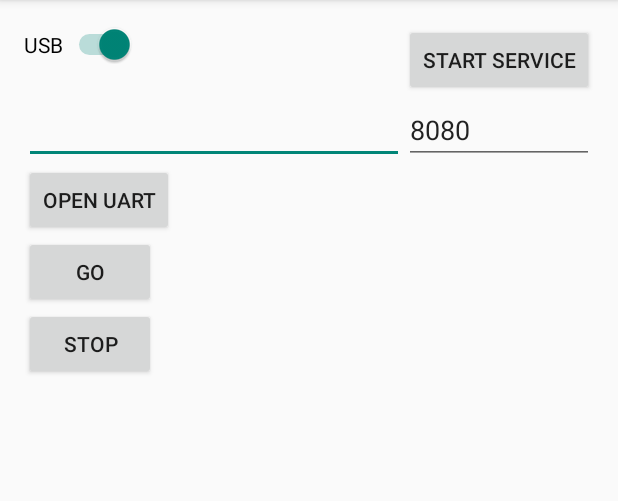
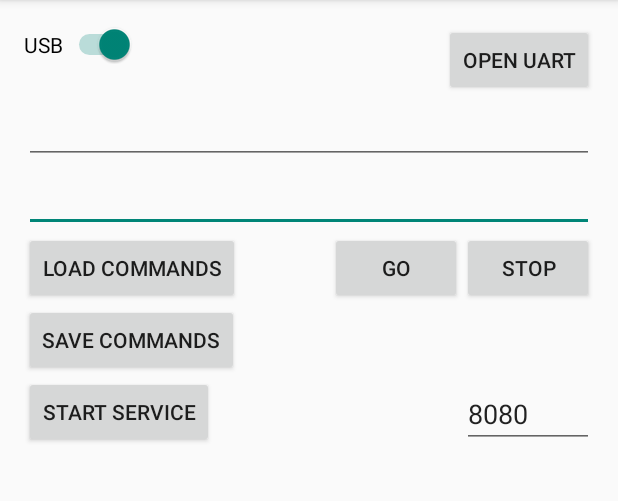
Before and after one commit to esmanchik/androbot, an Android app: the screen it shows after launch (MainActivity), on a phone screen of 412 x 824 dp, the part 84-585 px from its top. Run offline under Robolectric (Android 15) with nearby library versions, the phone set to English and light mode, and no system bars.

Commit message:
Added loading/saving commands from/to JSON

```diff
--- a/HttpUart/app/src/main/java/com/httpuart/Commands.java
+++ b/HttpUart/app/src/main/java/com/httpuart/Commands.java
@@ -33,6 +33,11 @@ public class Commands {
         map.put("b", backward());
         map.put("l", left());
         map.put("r", right());
+        return map;
+    }
+
+    public static Map loadFromPath(String path) {
+        Map map = new Map();
         return map;
     }
 
--- a/HttpUart/app/src/main/res/layout/activity_main.xml
+++ b/HttpUart/app/src/main/res/layout/activity_main.xml
@@ -11,10 +11,10 @@
         android:text="Start Service"
         android:id="@+id/startServiceButton"
         android:onClick="onStartServiceClick"
-        android:nestedScrollingEnabled="true"
-        android:layout_alignParentTop="true"
-        android:layout_alignParentRight="true"
-        android:layout_alignParentEnd="true" />
+        android:nestedScrollingEnabled="false"
+        android:layout_below="@+id/saveButton"
+        android:layout_alignParentLeft="true"
+        android:layout_alignParentStart="true" />
 
     <Switch
         android:layout_width="wrap_content"
@@ -22,19 +22,19 @@
         android:text="USB"
         android:id="@+id/usbSwitch"
         android:checked="true"
-        android:layout_alignTop="@+id/startServiceButton"
+        android:layout_alignParentTop="true"
         android:layout_alignParentLeft="true"
         android:layout_alignParentStart="true" />
 
     <EditText
         android:layout_width="wrap_content"
         android:layout_height="wrap_content"
-        android:id="@+id/cmdFileEdit"
-        android:layout_below="@+id/startServiceButton"
+        android:id="@+id/commandsEditText"
+        android:layout_below="@+id/filePathEditText"
         android:layout_alignParentLeft="true"
         android:layout_alignParentStart="true"
-        android:layout_toStartOf="@+id/portEdit"
-        android:layout_toLeftOf="@+id/portEdit" />
+        android:layout_alignRight="@+id/stopButton"
+        android:layout_alignEnd="@+id/stopButton" />
 
     <EditText
         android:layout_width="wrap_content"
@@ -42,12 +42,12 @@
         android:inputType="number"
         android:ems="10"
         android:id="@+id/portEdit"
-        android:layout_alignTop="@+id/cmdFileEdit"
+        android:text="8080"
+        android:layout_alignBottom="@+id/startServiceButton"
         android:layout_alignParentRight="true"
         android:layout_alignParentEnd="true"
-        android:layout_alignLeft="@+id/startServiceButton"
-        android:layout_alignStart="@+id/startServiceButton"
-        android:text="8080" />
+        android:layout_toRightOf="@+id/goButton"
+        android:layout_toEndOf="@+id/goButton" />
 
     <Button
         android:layout_width="wrap_content"
@@ -55,10 +55,10 @@
         android:text="Open UART"
         android:id="@+id/uartButton"
         android:onClick="onUartClick"
-        android:nestedScrollingEnabled="true"
-        android:layout_below="@+id/cmdFileEdit"
-        android:layout_alignParentLeft="true"
-        android:layout_alignParentStart="true" />
+        android:nestedScrollingEnabled="false"
+        android:layout_alignParentTop="true"
+        android:layout_alignParentRight="true"
+        android:layout_alignParentEnd="true" />
 
     <Button
         android:layout_width="wrap_content"
@@ -66,9 +66,9 @@
         android:text="Go"
         android:id="@+id/goButton"
         android:onClick="onGoClick"
-        android:layout_below="@+id/uartButton"
-        android:layout_alignParentLeft="true"
-        android:layout_alignParentStart="true" />
+        android:layout_alignTop="@+id/loadButton"
+        android:layout_toLeftOf="@+id/stopButton"
+        android:layout_toStartOf="@+id/stopButton" />
 
     <Button
         android:layout_width="wrap_content"
@@ -76,8 +76,38 @@
         android:text="Stop"
         android:id="@+id/stopButton"
         android:onClick="onStopClick"
-        android:layout_below="@+id/goButton"
+        android:layout_alignTop="@+id/goButton"
+        android:layout_alignParentRight="true"
+        android:layout_alignParentEnd="true" />
+
+    <Button
+        android:layout_width="wrap_content"
+        android:layout_height="wrap_content"
+        android:text="Load Commands"
+        android:id="@+id/loadButton"
+        android:layout_below="@+id/commandsEditText"
         android:layout_alignParentLeft="true"
-        android:layout_alignParentStart="true" />
+        android:layout_alignParentStart="true"
+        android:onClick="onLoadClick" />
+
+    <EditText
+        android:layout_width="wrap_content"
+        android:layout_height="wrap_content"
+        android:id="@+id/filePathEditText"
+        android:layout_below="@+id/uartButton"
+        android:layout_alignParentLeft="true"
+        android:layout_alignParentStart="true"
+        android:layout_alignRight="@+id/uartButton"
+        android:layout_alignEnd="@+id/uartButton" />
+
+    <Button
+        android:layout_width="wrap_content"
+        android:layout_height="wrap_content"
+        android:text="Save Commands"
+        android:id="@+id/saveButton"
+        android:layout_below="@+id/loadButton"
+        android:layout_alignParentLeft="true"
+        android:layout_alignParentStart="true"
+        android:onClick="onSaveClick" />
 
 </RelativeLayout>
```
Also changed, not shown: HttpUart/app/src/main/java/com/httpuart/MainActivity.java (+75 -1 lines).
